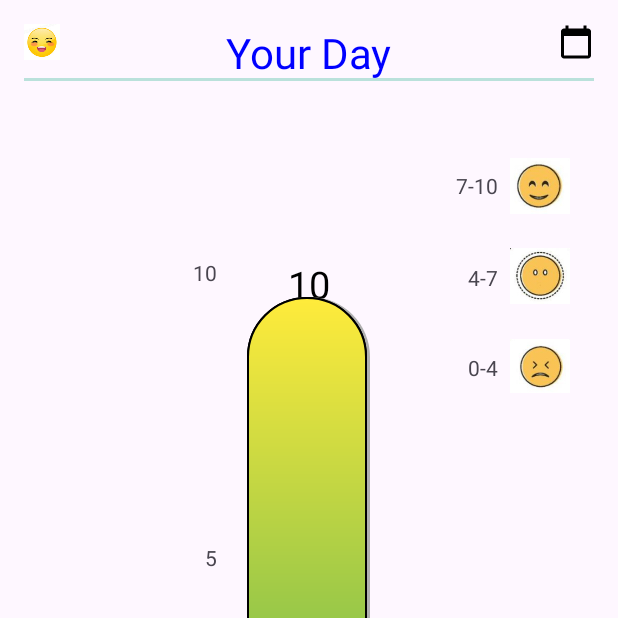
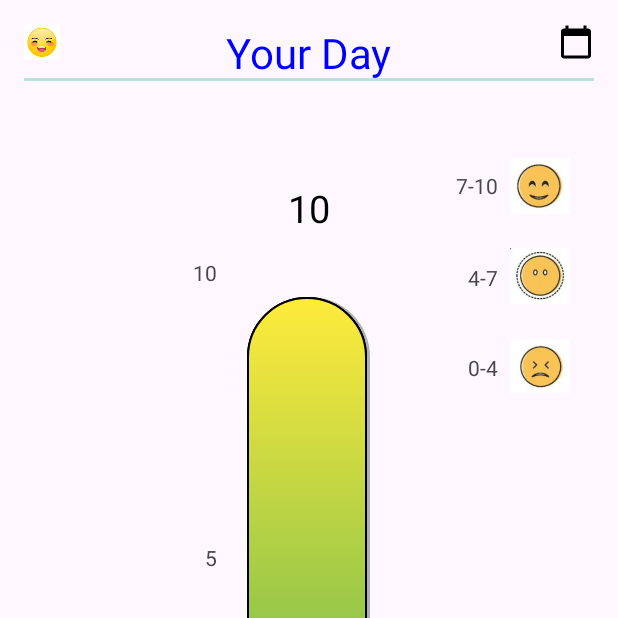
Before and after one commit to CS5520FeinbergFall2023/group-project-group-18, an Android app: the screen it shows after launch once a user with an empty profile is signed in (MainActivity), on a phone screen of 412 x 824 dp, the top half of it. Run offline under Robolectric (Android 15) with nearby library versions, the phone set to English and light mode, and no system bars; our stand-ins replace Firebase (no records; nobody signed in at launch, a user with empty details on screens opened directly).

Commit message:
adjust addMood layout

```diff
--- a/app/src/main/res/layout/fragment_mood.xml
+++ b/app/src/main/res/layout/fragment_mood.xml
@@ -44,7 +44,7 @@
         android:id="@+id/moodValueText"
         android:layout_width="wrap_content"
         android:layout_height="wrap_content"
-        android:layout_alignTop="@id/FrameSeekBar"
+        android:layout_above="@id/FrameSeekBar"
         android:layout_centerHorizontal="true"
         android:textSize="25sp"
         android:textColor="#000000"
@@ -54,6 +54,7 @@
 
 
     <View
+        android:id="@+id/emptyView"
         android:layout_width="match_parent"
         android:layout_height="2dp"
         android:background="@color/light"
```
